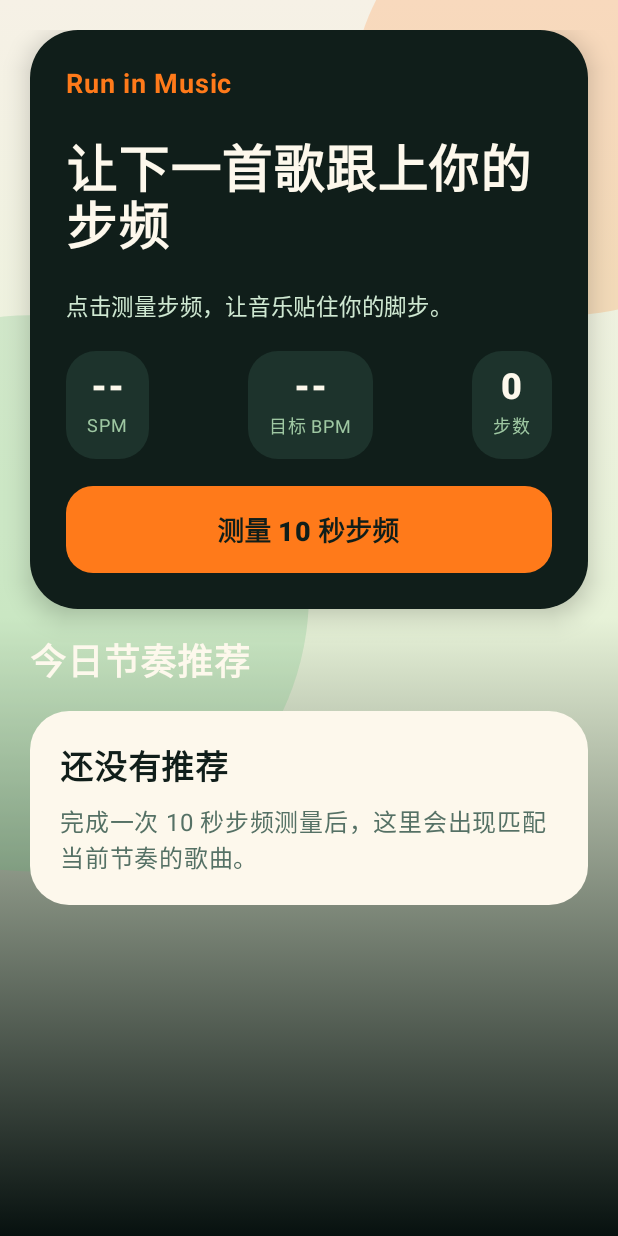
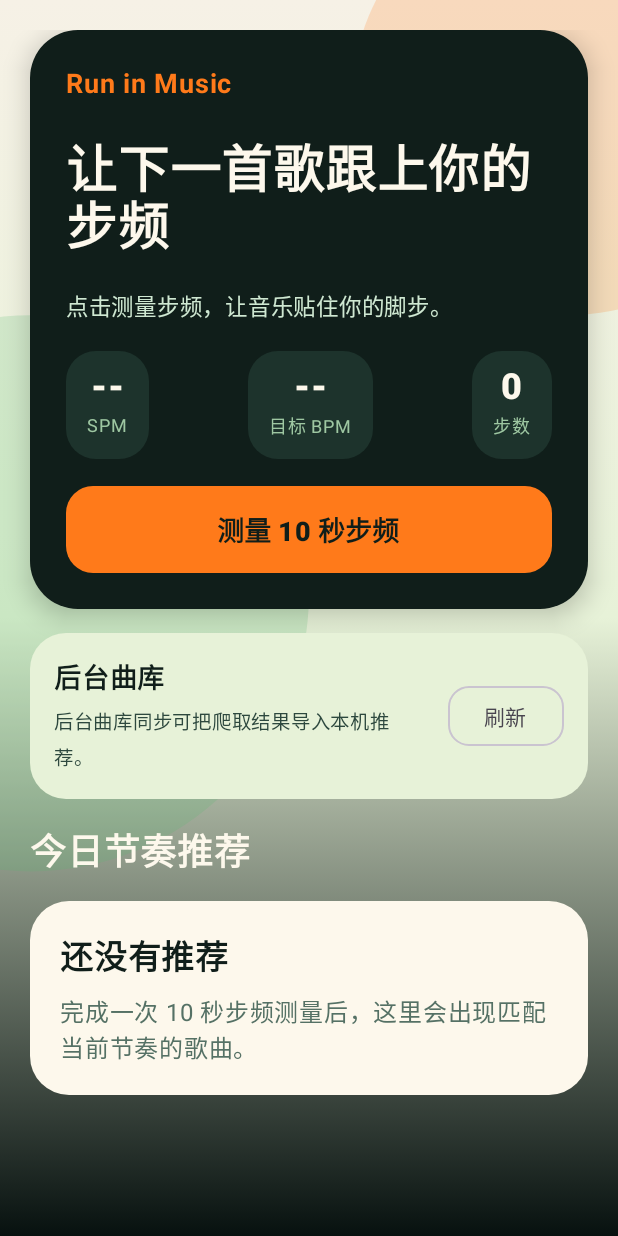
Before and after one commit to wmingxi816/Run-in-Music, an Android app built with Jetpack Compose: the screen it shows after launch (MainActivity), on a phone screen of 412 x 824 dp. Run offline under Robolectric (Android 15) with nearby library versions, the phone set to English and light mode, and no system bars; our stand-ins replace Room's generated code.

Commit message:
Add backend catalog sync

```diff
--- a/app/build.gradle.kts
+++ b/app/build.gradle.kts
@@ -63,6 +63,7 @@ dependencies {
     kapt(libs.androidx.room.compiler)
 
     testImplementation(libs.junit)
+    testImplementation(libs.org.json)
 }
 
 tasks.withType<Test>().configureEach {
--- a/app/src/main/AndroidManifest.xml
+++ b/app/src/main/AndroidManifest.xml
@@ -2,6 +2,7 @@
     <uses-permission android:name="android.permission.ACCESS_FINE_LOCATION" />
     <uses-permission android:name="android.permission.ACCESS_COARSE_LOCATION" />
     <uses-permission android:name="android.permission.ACTIVITY_RECOGNITION" />
+    <uses-permission android:name="android.permission.INTERNET" />
     <uses-permission android:name="android.permission.POST_NOTIFICATIONS" />
     <uses-permission android:name="android.permission.FOREGROUND_SERVICE" />
     <uses-permission android:name="android.permission.FOREGROUND_SERVICE_LOCATION" />
@@ -10,6 +11,7 @@
     <application
         android:allowBackup="true"
         android:label="@string/app_name"
+        android:usesCleartextTraffic="true"
         android:supportsRtl="true"
         android:theme="@style/Theme.RunInMusic">
         <activity
--- a/app/src/main/java/com/runinmusic/app/feature/home/HomeScreen.kt
+++ b/app/src/main/java/com/runinmusic/app/feature/home/HomeScreen.kt
@@ -77,6 +77,12 @@ fun HomeScreen(
                 )
             }
             item {
+                CatalogSyncCard(
+                    state = state,
+                    onRefreshCatalog = viewModel::refreshBackendCatalog,
+                )
+            }
+            item {
                 Text(
                     text = "今日节奏推荐",
                     color = Color(0xFFFDF8EC),
@@ -95,6 +101,46 @@ fun HomeScreen(
                         onDislike = { viewModel.markDisliked(recommendation.song.id) },
                     )
                 }
+            }
+        }
+    }
+}
+
+@Composable
+private fun CatalogSyncCard(
+    state: HomeUiState,
+    onRefreshCatalog: () -> Unit,
+) {
+    Card(
+        colors = CardDefaults.cardColors(containerColor = Color(0xFFE7F2D8)),
+        shape = RoundedCornerShape(24.dp),
+    ) {
+        Row(
+            modifier = Modifier
+                .fillMaxWidth()
+                .padding(16.dp),
+            horizontalArrangement = Arrangement.spacedBy(14.dp),
+            verticalAlignment = Alignment.CenterVertically,
+        ) {
+            Column(modifier = Modifier.weight(1f), verticalArrangement = Arrangement.spacedBy(4.dp)) {
+                Text(
+                    text = "后台曲库",
+                    color = Color(0xFF101E1A),
+                    fontSize = 18.sp,
+                    fontWeight = FontWeight.Black,
+                )
+                Text(
+                    text = state.catalogStatusMessage,
+                    color = Color(0xFF2D483E),
+                    fontSize = 13.sp,
+                )
+            }
+            OutlinedButton(
+                enabled = !state.isRefreshingCatalog,
+                shape = RoundedCornerShape(14.dp),
+                onClick = onRefreshCatalog,
+            ) {
+                Text(if (state.isRefreshingCatalog) "同步中" else "刷新")
             }
         }
     }
--- a/gradle.properties
+++ b/gradle.properties
@@ -2,3 +2,4 @@ android.overridePathCheck=true
 android.useAndroidX=true
 android.nonTransitiveRClass=true
 org.gradle.jvmargs=-Xmx3072m -Dfile.encoding=GBK
+org.gradle.workers.max=1
--- a/gradle/libs.versions.toml
+++ b/gradle/libs.versions.toml
@@ -9,6 +9,7 @@ junit = "4.13.2"
 lifecycle = "2.9.4"
 location = "21.3.0"
 navigationCompose = "2.9.5"
+orgJson = "20240303"
 room = "2.8.3"
 
 [libraries]
@@ -30,6 +31,7 @@ androidx-room-ktx = { module = "androidx.room:room-ktx", version.ref = "room" }
 androidx-room-runtime = { module = "androidx.room:room-runtime", version.ref = "room" }
 google-play-services-location = { module = "com.google.android.gms:play-services-location", version.ref = "location" }
 junit = { module = "junit:junit", version.ref = "junit" }
+org-json = { module = "org.json:json", version.ref = "orgJson" }
 
 [plugins]
 android-application = { id = "com.android.application", version.ref = "agp" }
```
Also changed, not shown: app/src/main/java/com/runinmusic/app/data/repository/BackendCatalogClient.kt (added, +87 -0 lines), app/src/main/java/com/runinmusic/app/data/repository/MusicRepository.kt (+15 -0 lines), app/src/main/java/com/runinmusic/app/feature/home/HomeViewModel.kt (+32 -0 lines), 3 other files.
